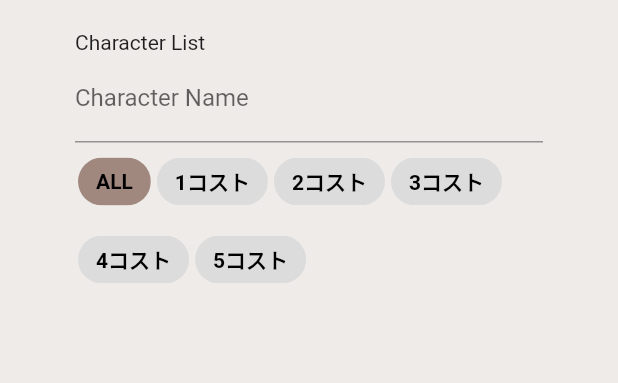
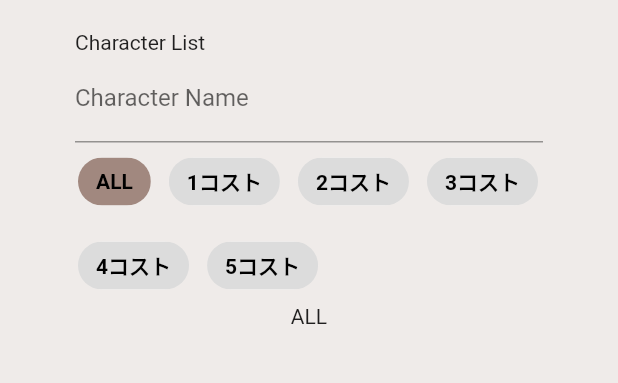
Before and after one commit to KentaMatsumura/shirodora_app, a Flutter app: the screen it shows after launch, after a tap on "ALL", on a phone screen of 412 x 824 dp, the part 84-467 px from its top. Run offline on Flutter 3.47's test engine with Material 2 defaults, Android fonts, the phone set to English and light mode, and no system bars; our stand-ins replace cloud_firestore, flutter_spinkit; accounts and stored records are empty.

Commit message:
implemented changenotifierprovider with cost

```diff
--- /dev/null
+++ b/lib/models/condition.dart
@@ -0,0 +1,41 @@
+import 'package:flutter/material.dart';
+
+class Condition with ChangeNotifier {
+  String _name = '';
+  String _cost = '';
+
+
+  String get name => this._name;
+
+  String get cost => this._cost;
+
+  setName(String n) {
+    _name = n;
+    notifyListeners();
+  }
+
+  setCost(String c) {
+    _cost = c;
+    notifyListeners();
+  }
+}
+//class Condition {
+//  String _name = '';
+//  String _cost = '';
+//
+////  Condition(this.name, this.cost);
+//
+//  String get name => this._name;
+//
+//  String get cost => this._cost;
+//
+//  setName(String n) {
+//    _name = n;
+////    notifyListeners();
+//  }
+//
+//  setCost(String c) {
+//    _cost = c;
+////    notifyListeners();
+//  }
+//}
--- a/lib/screens/home/character_list.dart
+++ b/lib/screens/home/character_list.dart
@@ -1,5 +1,6 @@
 import 'package:flutter/material.dart';
 import 'package:provider/provider.dart';
+import 'package:shirodoraapp/models/condition.dart';
 import 'package:shirodoraapp/models/detail.dart';
 import 'package:shirodoraapp/screens/home/character_table.dart';
 import 'package:shirodoraapp/services/database.dart';
@@ -10,14 +11,24 @@ class CharacterList extends StatefulWidget {
 }
 
 class _CharacterListState extends State<CharacterList> {
-
   @override
   Widget build(BuildContext context) {
+    final searchItems = Provider.of<Condition>(context);
+    final detailsList = DatabaseService().details;
     return StreamProvider<List<Detail>>.value(
-      value: DatabaseService().details,
+      value: _searchCharacter(searchItems, detailsList),
       child: Container(
         child: CharacterTable(),
       ),
     );
   }
+
+  _searchCharacter(Condition searchItems, Stream<List<Detail>> detailsList) {
+    List<Detail> result;
+    detailsList.forEach((item) {
+      item.forEach((detail) {
+      });
+    });
+    return detailsList;
+  }
 }
--- a/lib/screens/home/character_table.dart
+++ b/lib/screens/home/character_table.dart
@@ -17,4 +17,5 @@ class _CharacterTableState extends State<CharacterTable> {
       child: CharacterImageTable(characterList: details,),
     );
   }
+
 }
--- a/lib/screens/home/chips_container.dart
+++ b/lib/screens/home/chips_container.dart
@@ -1,5 +1,6 @@
 import 'package:flutter/material.dart';
 import 'package:provider/provider.dart';
+import 'package:shirodoraapp/models/condition.dart';
 
 class ChipsContainer extends StatefulWidget {
   @override
@@ -9,42 +10,13 @@ class ChipsContainer extends StatefulWidget {
 class _ChipsContainerState extends State<ChipsContainer> {
   List<String> chipList = ['ALL', '1コスト', '2コスト', '3コスト', '4コスト', '5コスト'];
 
-  List<String> costList = ['*', '1', '2', '3', '4', '5'];
+  List<String> costList = ['', '1', '2', '3', '4', '5'];
 
-  @override
-  Widget build(BuildContext context) {
-    var searchItems = Provider.of<Map>(context);
-
-    return Provider<Map>.value(
-      value: searchItems,
-      child: Wrap(
-        direction: Axis.horizontal,
-        spacing: 8.0,
-        runSpacing: 4.0,
-        children: <Widget>[
-          ChoiceChipWidget(chipList, costList),
-        ],
-      ),
-    );
-  }
-}
-
-class ChoiceChipWidget extends StatefulWidget {
-  final List<String> chipList;
-  final List<String> costList;
-
-  ChoiceChipWidget(this.chipList, this.costList);
-
-  @override
-  _ChoiceChipWidgetState createState() => new _ChoiceChipWidgetState();
-}
-
-class _ChoiceChipWidgetState extends State<ChoiceChipWidget> {
   String selectedChoice = "ALL";
 
-  _buildChoiceList() {
+  _buildChoiceList(searchItems) {
     List<Widget> choices = List();
-    widget.chipList.forEach((item) {
+    chipList.forEach((item) {
       choices.add(Container(
         padding: const EdgeInsets.all(2.0),
         child: ChoiceChip(
@@ -57,9 +29,8 @@ class _ChoiceChipWidgetState extends State<ChoiceChipWidget> {
           selectedColor: Colors.brown[300],
           selected: selectedChoice == item,
           onSelected: (selected) {
-            setState(() {
-              selectedChoice = item;
-            });
+            searchItems.setCost(item);
+            selectedChoice = item;
           },
         ),
       ));
@@ -69,11 +40,13 @@ class _ChoiceChipWidgetState extends State<ChoiceChipWidget> {
 
   @override
   Widget build(BuildContext context) {
-    var searchItems = Provider.of<Map>(context);
-    searchItems['cost'] = widget.costList[
-        widget.chipList.indexWhere((note) => note.startsWith(selectedChoice))];
+    var searchItems = Provider.of<Condition>(context);
+
     return Wrap(
-      children: _buildChoiceList(),
+      direction: Axis.horizontal,
+      spacing: 8.0,
+      runSpacing: 4.0,
+      children: _buildChoiceList(searchItems),
     );
   }
 }
--- a/lib/screens/home/home.dart
+++ b/lib/screens/home/home.dart
@@ -1,6 +1,7 @@
 import 'package:flutter/material.dart';
 import 'package:provider/provider.dart';
 import 'package:shirodoraapp/models/character.dart';
+import 'package:shirodoraapp/models/condition.dart';
 import 'package:shirodoraapp/screens/home/character_list.dart';
 import 'package:shirodoraapp/screens/home/chips_container.dart';
 import 'package:shirodoraapp/screens/home/text_form.dart';
@@ -11,17 +12,15 @@ class Home extends StatefulWidget {
 }
 
 class _HomeState extends State<Home> {
-  final Map searchItems = {'cost': 'ALL', 'name': ''}; // 検索している値の確認用
+//  final _searchItems = ValueNotifier<Condition>(new Condition()); // 検索している値の確認用
+//  Condition _searchItems; // 検索している値の確認用
+  Condition _searchItems = new Condition(); // 検索している値の確認用
   final Character character = new Character();
-  Image _image;
 
   @override
   Widget build(BuildContext context) {
-    return MultiProvider(
-      providers: [
-        Provider<Map>.value(value: searchItems),
-        Provider<Character>.value(value: character),
-      ],
+    return ChangeNotifierProvider<Condition>(
+      create: (_) => Condition(),
       child: Container(
         child: Scaffold(
           backgroundColor: Colors.brown[50],
@@ -36,7 +35,8 @@ class _HomeState extends State<Home> {
               Text('Character List'),
               TextForm(),
               ChipsContainer(),
-              CharacterList(),
+              SampleText(),
+//              CharacterList(),
             ],
           ),
         ),
@@ -44,3 +44,13 @@ class _HomeState extends State<Home> {
     );
   }
 }
+
+class SampleText extends StatelessWidget {
+  @override
+  Widget build(BuildContext context) {
+    var searchItems = Provider.of<Condition>(context);
+    return Center(
+      child: Text('${searchItems.cost}'),
+    );
+  }
+}
--- a/lib/screens/home/text_form.dart
+++ b/lib/screens/home/text_form.dart
@@ -1,5 +1,6 @@
 import 'package:flutter/material.dart';
 import 'package:provider/provider.dart';
+import 'package:shirodoraapp/models/condition.dart';
 
 class TextForm extends StatefulWidget {
   @override
@@ -11,8 +12,7 @@ class _TextFormState extends State<TextForm> {
 
   @override
   Widget build(BuildContext context) {
-    var searchItems = Provider.of<Map>(context);
-    String searchValue = '';
+    var searchItems = Provider.of<Condition>(context);
     return Form(
       key: _formKey,
       child: Column(
@@ -23,7 +23,9 @@ class _TextFormState extends State<TextForm> {
               labelText: 'Character Name',
             ),
             onChanged: (val) {
-              setState(() => searchItems['name'] = val);
+              setState(() {
+                searchItems.setName(val);
+              });
             },
             cursorColor: Colors.brown, // カーソルの色
           ),
```
